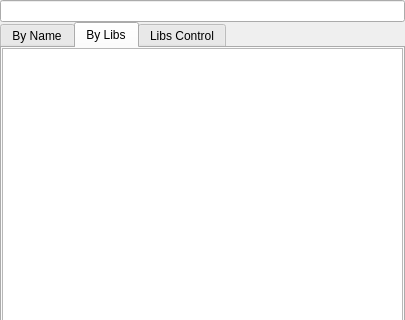
Old version of the form GUI/Qt/UClassesListWidget.ui in the repository aicommunity/Rdk; both pictures show x 0 to 405 and y 0 to 320 of the 405 by 529 pixel window.
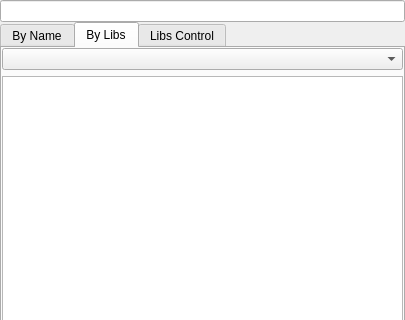
New version of the form.

Commit message: Add help, classes grouping and main menu fixes.

```diff
--- a/GUI/Qt/UClassesListWidget.ui
+++ b/GUI/Qt/UClassesListWidget.ui
@@ -82,6 +82,13 @@
        <property name="bottomMargin">
         <number>0</number>
        </property>
+       <item>
+        <widget class="QComboBox" name="comboBoxGroupingMethod">
+         <property name="toolTip">
+          <string>Select class grouping method</string>
+         </property>
+        </widget>
+       </item>
        <item>
         <widget class="QTreeWidget" name="treeWidgetStorageByLibs">
          <attribute name="headerVisible">
```
The commit also changes 7 other files.
